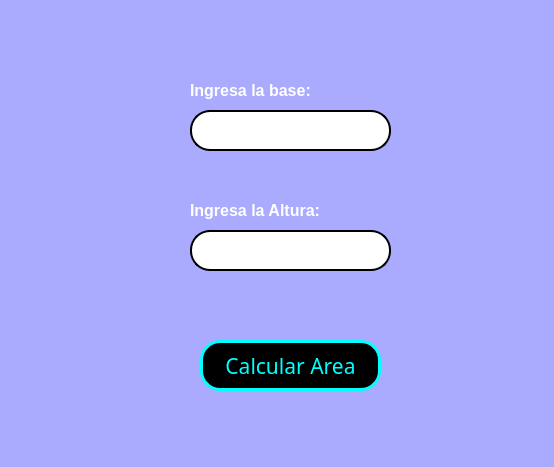
Before: the Qt Designer form Unidad I/Tareas/E04_AreaTriangulo.ui in P4B11nn/PIP_2025_Unidad1_Eq5, drawn with Qt 5.
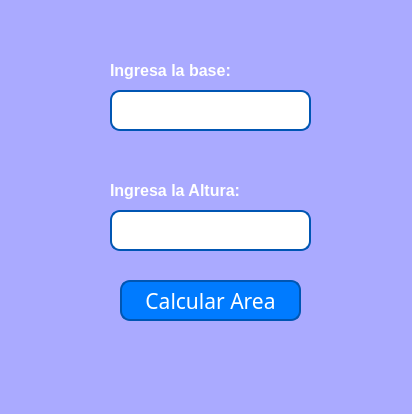
After: the same form once the commit is applied.

What changed in the file:
```diff
--- a/Unidad I/Tareas/E04_AreaTriangulo.ui
+++ b/Unidad I/Tareas/E04_AreaTriangulo.ui
@@ -6,8 +6,8 @@
    <rect>
     <x>0</x>
     <y>0</y>
-    <width>554</width>
-    <height>467</height>
+    <width>412</width>
+    <height>414</height>
    </rect>
   </property>
   <property name="windowTitle">
@@ -20,10 +20,10 @@
    <widget class="QPushButton" name="btn_calcularArea_Rec">
     <property name="geometry">
      <rect>
-      <x>200</x>
-      <y>340</y>
+      <x>120</x>
+      <y>280</y>
       <width>181</width>
-      <height>51</height>
+      <height>41</height>
      </rect>
     </property>
     <property name="font">
@@ -33,12 +33,19 @@
      </font>
     </property>
     <property name="styleSheet">
-     <string notr="true">
-background-color:black;
-color: cyan;
-border-radius: 20px;
-border: 3px solid cyan
-</string>
+     <string notr="true">QPushButton:pressed {
+    background-color: #003f7f; 
+    border: 2px solid #002f5f; 
+}
+
+QPushButton {
+    background-color: #007BFF;
+    color: white;
+    border-radius: 10px;
+    border: 2px solid #0056b3;
+    padding: 5px 10px;
+  
+}</string>
     </property>
     <property name="text">
      <string>Calcular Area</string>
@@ -47,8 +54,8 @@
    <widget class="QLabel" name="label">
     <property name="geometry">
      <rect>
-      <x>190</x>
-      <y>80</y>
+      <x>110</x>
+      <y>60</y>
       <width>161</width>
       <height>21</height>
      </rect>
@@ -71,8 +78,8 @@
    <widget class="QLineEdit" name="txt_base_triangulo">
     <property name="geometry">
      <rect>
-      <x>190</x>
-      <y>110</y>
+      <x>110</x>
+      <y>90</y>
       <width>201</width>
       <height>41</height>
      </rect>
@@ -88,8 +95,10 @@
     </property>
     <property name="styleSheet">
      <string notr="true">background-color:white;
-border-radius: 20px;
-border: 2px solid black;
+border-radius: 10px;
+border: 2px solid #0056b3;
+
+
 </string>
     </property>
     <property name="text">
@@ -102,8 +111,8 @@
    <widget class="QLineEdit" name="txt_altura_triangulo">
     <property name="geometry">
      <rect>
-      <x>190</x>
-      <y>230</y>
+      <x>110</x>
+      <y>210</y>
       <width>201</width>
       <height>41</height>
      </rect>
@@ -119,8 +128,10 @@
     </property>
     <property name="styleSheet">
      <string notr="true">background-color:white;
-border-radius: 20px;
-border: 2px solid black;
+border-radius: 10px;
+border: 2px solid #0056b3;
+
+
 </string>
     </property>
     <property name="text">
@@ -136,8 +147,8 @@
    <widget class="QLabel" name="label_2">
     <property name="geometry">
      <rect>
-      <x>190</x>
-      <y>200</y>
+      <x>110</x>
+      <y>180</y>
       <width>161</width>
       <height>21</height>
      </rect>
@@ -158,31 +169,6 @@
      <string>Ingresa la Altura:</string>
     </property>
    </widget>
-   <widget class="QLabel" name="lbl_resultado">
-    <property name="geometry">
-     <rect>
-      <x>220</x>
-      <y>290</y>
-      <width>131</width>
-      <height>41</height>
-     </rect>
-    </property>
-    <property name="font">
-     <font>
-      <family>Segoe UI</family>
-      <pointsize>12</pointsize>
-      <weight>75</weight>
-      <bold>true</bold>
-     </font>
-    </property>
-    <property name="styleSheet">
-     <string notr="true">color: white
-</string>
-    </property>
-    <property name="text">
-     <string/>
-    </property>
-   </widget>
   </widget>
   <widget class="QMenuBar" name="menubar">
    <property name="geometry">
```
Left out of the diff: 2 changed lines with no effect on the pictures.
